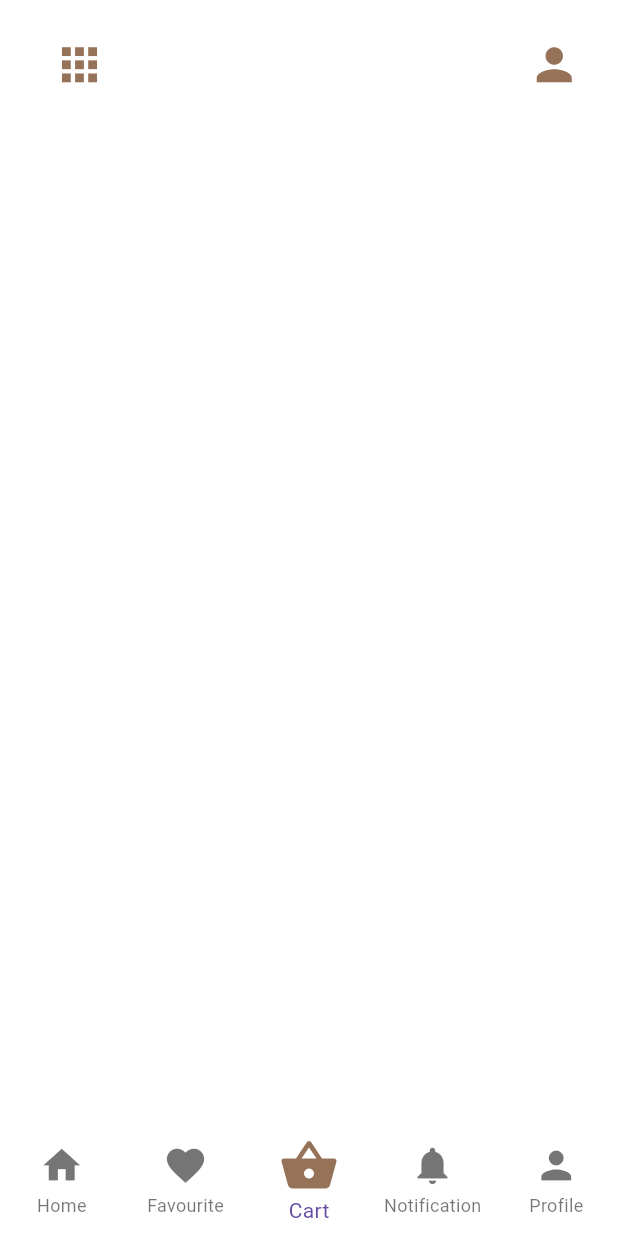
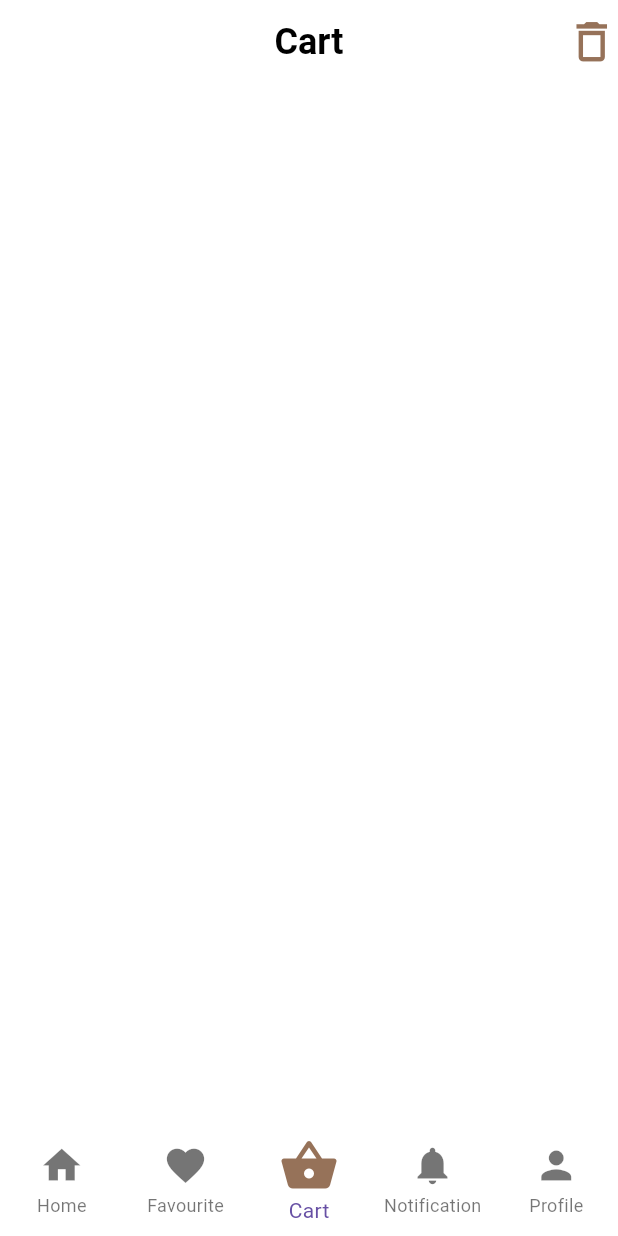
Before and after one commit to CSI-Trainee-2024/Task5_Naman_2312090, a Flutter app: the BottomNavigation screen opened directly, item 3 of the bottom bar chosen, on a phone screen of 412 x 824 dp. Run offline on Flutter 3.47's test engine with Material 3 defaults, Android fonts, the phone set to English and light mode, and no system bars; our stand-ins replace font_awesome_flutter, readmore; Roboto replaces fonts that are missing (Poppins).

Commit message:
completed the detail page and route it towards cart page

```diff
--- a/lib/navigationBar.dart
+++ b/lib/navigationBar.dart
@@ -30,16 +30,6 @@ class _BottomNavigationState extends State<BottomNavigation> {
   @override
   Widget build(BuildContext context) {
     return Scaffold(
-      appBar: PreferredSize(
-          preferredSize: const Size.fromHeight(80),
-          child: Container(
-            padding: const EdgeInsets.only(left: 25, right: 25, top: 15),
-            child: AppBar(
-              leading:
-                  IconButton(onPressed: () {}, icon: const Icon(Icons.apps)),
-              actions: const [Icon(Icons.person)],
-            ),
-          )),
       body: screens[currentIndex],
       bottomNavigationBar: BottomNavigationBar(
         items: const [
--- a/lib/screens/cartPage.dart
+++ b/lib/screens/cartPage.dart
@@ -1,3 +1,4 @@
+import 'package:coffee_app/utils/theme/custom_theme/text_theme.dart';
 import 'package:flutter/material.dart';
 
 class cartPage extends StatefulWidget {
@@ -8,8 +9,15 @@ class cartPage extends StatefulWidget {
 class _cartPageState extends State<cartPage> {
   @override
   Widget build(BuildContext context) {
-    return ListView(
-      children: [],
+    return Scaffold(
+      appBar: AppBar(
+        title: Text(
+          "Cart",
+          style: textTheme.lightTextTheme.bodyLarge,
+        ),
+        centerTitle: true,
+        actions: [Icon(Icons.delete_outlined)],
+      ),
     );
   }
 }
```
Also changed, not shown: lib/screens/HomePage.dart (+15 -2 lines), lib/subScreens/product1.dart (+34 -24 lines).
